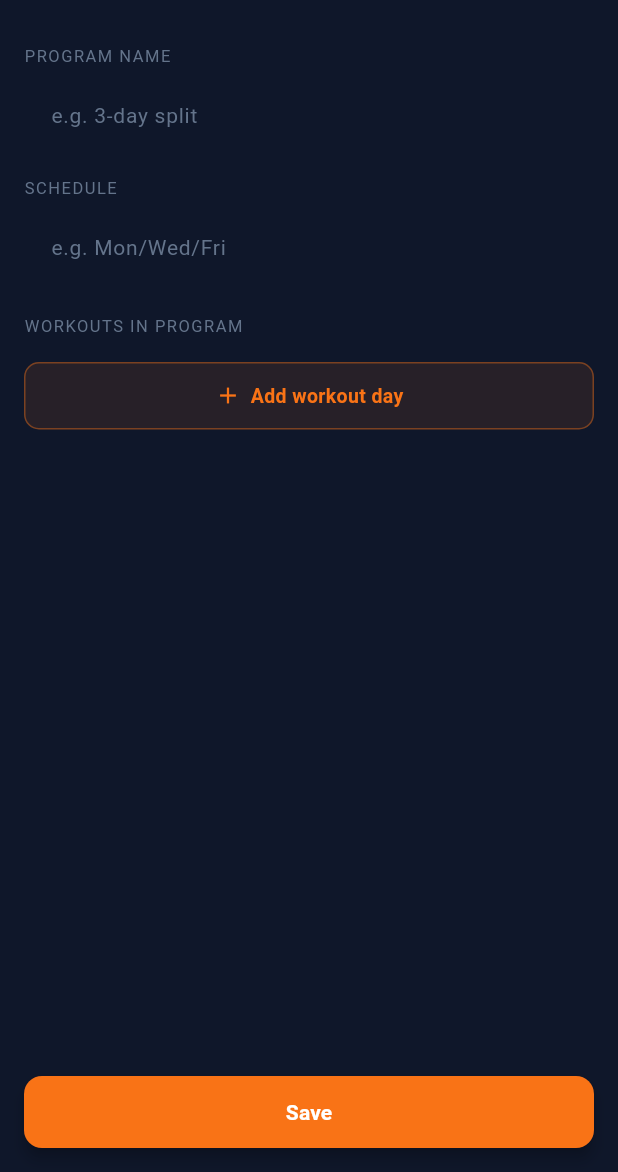
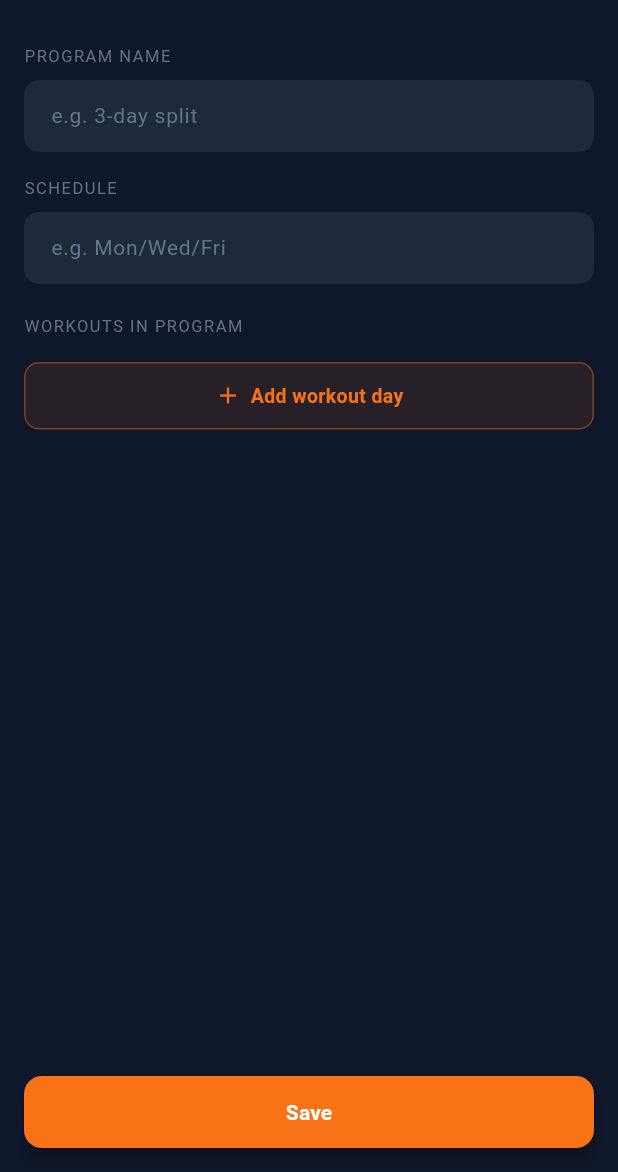
Before and after one commit to repkuc/workout-tracker-flutter, a Flutter app: the CreateProgramPage screen opened directly, on a phone screen of 412 x 824 dp, the part 64-1236 px from its top. Run offline on Flutter 3.47's test engine with Material 3 defaults, Android fonts, the phone set to English and light mode, and no system bars; our stand-ins replace audioplayers, easy_localization, file_picker, fl_chart, package_info_plus, share_plus and 2 more; accounts and stored records are empty.

Commit message:
fix: visible input fields on Create program page, inputFillOnPage rule

```diff
--- a/lib/pages/create_program_page.dart
+++ b/lib/pages/create_program_page.dart
@@ -93,7 +93,7 @@ class _CreateProgramPageState extends State<CreateProgramPage> {
           style: const TextStyle(color: Colors.white, fontSize: 14),
           decoration: InputDecoration(
             filled: true,
-            fillColor: AppColors.inputFill,
+            fillColor: AppColors.inputFillOnPage,
             hintText: 'programs.program_name_hint'.tr(),
             hintStyle: const TextStyle(color: AppColors.textMuted),
             contentPadding: const EdgeInsets.symmetric(horizontal: 14, vertical: 12),
@@ -121,7 +121,7 @@ class _CreateProgramPageState extends State<CreateProgramPage> {
           style: const TextStyle(color: Colors.white, fontSize: 14),
           decoration: InputDecoration(
             filled: true,
-            fillColor: AppColors.inputFill,
+            fillColor: AppColors.inputFillOnPage,
             hintText: 'programs.schedule_hint'.tr(),
             hintStyle: const TextStyle(color: AppColors.textMuted),
             contentPadding: const EdgeInsets.symmetric(horizontal: 14, vertical: 12),
--- a/lib/pages/exercise_picker_page.dart
+++ b/lib/pages/exercise_picker_page.dart
@@ -84,7 +84,7 @@ class _ExercisePickerPageState extends State<ExercisePickerPage> {
               padding: const EdgeInsets.symmetric(horizontal: 16),
               child: Container(
                 decoration: BoxDecoration(
-                  color: AppColors.surface,
+                  color: AppColors.inputFillOnPage,
                   borderRadius: BorderRadius.circular(12),
                 ),
                 child: TextField(
--- a/lib/theme/app_colors.dart
+++ b/lib/theme/app_colors.dart
@@ -10,7 +10,11 @@ abstract final class AppColors {
   static const Color background = Color(0xFF0F172A); // фон экранов, нижняя навигация, нижние панели
   static const Color surface = Color(0xFF1E293B); // карточки, диалоги, bottom sheet, невыбранные чипы
   static const Color surfaceInset = Color(0xFF0F172A); // вложенные блоки и чипы внутри карточек/диалогов
-  static const Color inputFill = Color(0xFF0F172A); // заливка полей ввода
+  // Поле ввода должно отличаться от того, на чём лежит:
+  // внутри диалогов/карточек (фон surface) — inputFill,
+  // прямо на фоне экрана (background) — inputFillOnPage.
+  static const Color inputFill = Color(0xFF0F172A); // заливка полей в диалогах и карточках
+  static const Color inputFillOnPage = Color(0xFF1E293B); // заливка полей прямо на фоне экрана
   static const Color divider = Color(0xFF0F172A); // разделители внутри карточек
   static const Color chipBorder = Color(0xFF374151); // рамка невыбранного чипа
 
```
Also changed, not shown: 1 other file.
